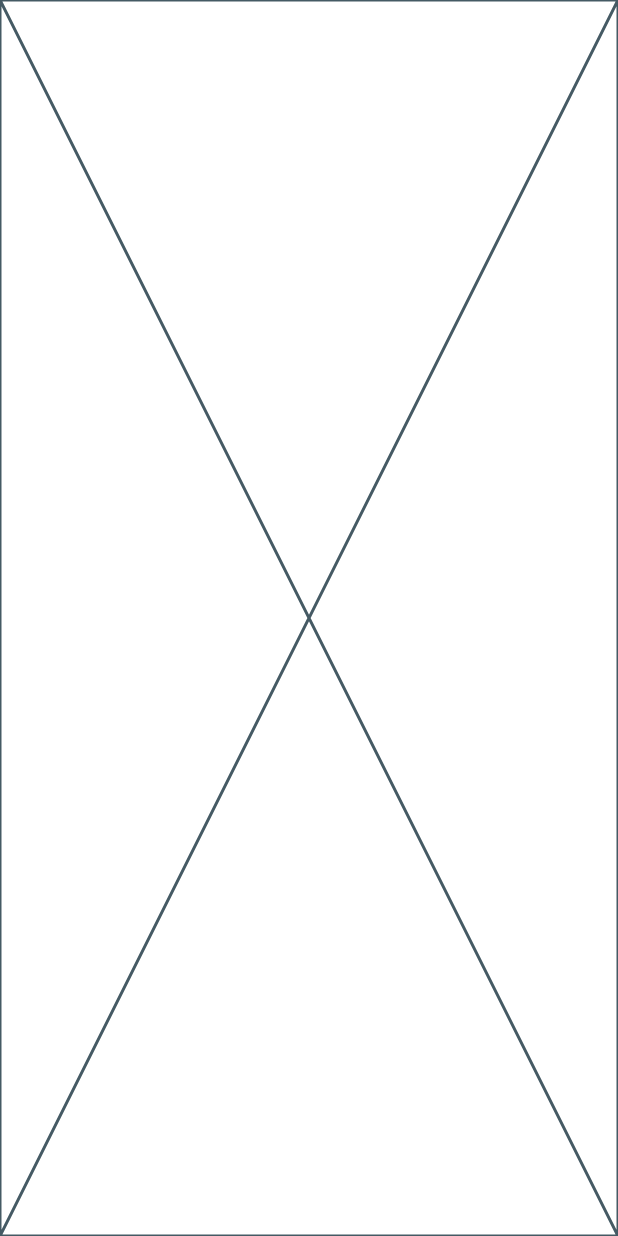
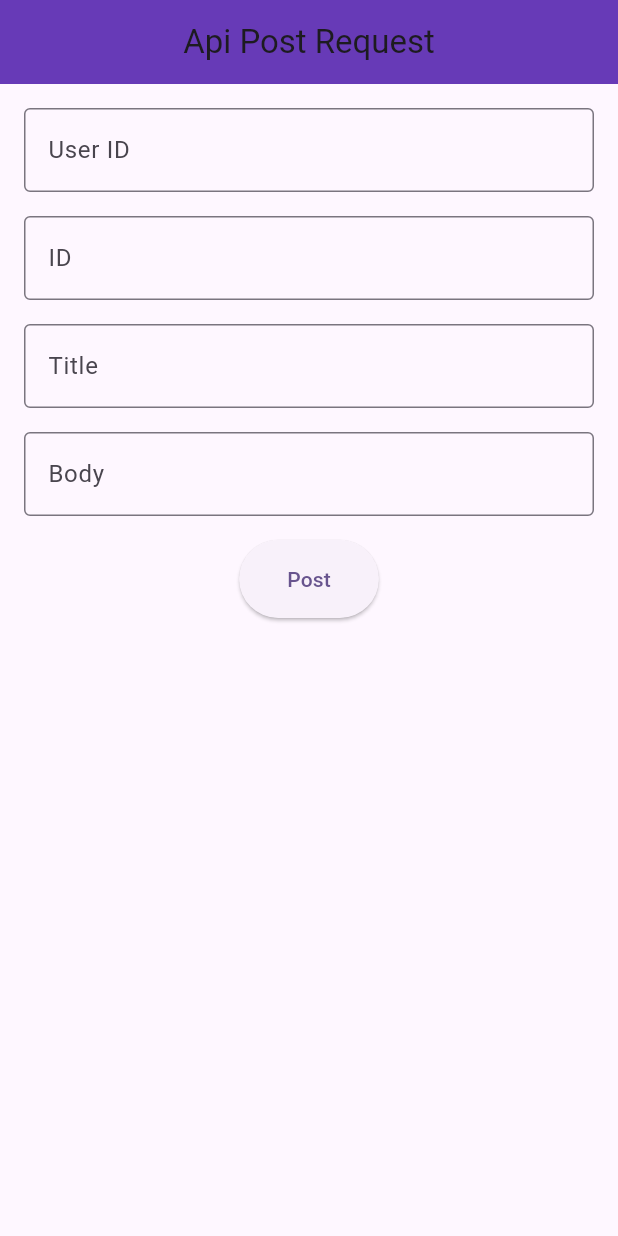
Before and after one commit to kushalchh07/Restful-Api, a Flutter app: the screen it shows after launch, on a phone screen of 412 x 824 dp. Run offline on Flutter 3.47's test engine with Material 3 defaults, Android fonts, the phone set to English and light mode, and no system bars; our stand-ins replace bloc, equatable, flutter_bloc, get, get_it.

Commit message:
Feat: Added posts blocs and ui changes

```diff
--- /dev/null
+++ b/api_post_request/lib/Repository/posts_repository.dart
@@ -0,0 +1,32 @@
+import 'dart:convert';
+import 'dart:developer';
+
+import 'package:api_post_request/model/posts_model.dart';
+import 'package:http/http.dart' as http;
+
+class PostsRepository {
+  String baseUrl = "https://jsonplaceholder.typicode.com/posts";
+
+  Future<List> postPosts(String? title, String? bodyposts, String? userId, String? id) async {
+    try {
+      var body = {"title": title, "body": bodyposts, "userId": userId, "id": id};
+      final response = await http.post(Uri.parse(baseUrl),body: body);
+
+      if (response.statusCode == 200) {
+        dynamic responseData = jsonDecode(response.body);
+        List<Postsmodel> list = [];
+        list.add(Postsmodel(
+            userId: responseData['userId'],
+            id: responseData['id'],
+            title: responseData['title'],
+            body: responseData['body']));
+        return list;
+      } else {
+        return [];
+      }
+    } catch (e) {
+      log(e.toString());
+      rethrow;
+    }
+  }
+}
--- a/api_post_request/lib/bloc/posts_bloc.dart
+++ b/api_post_request/lib/bloc/posts_bloc.dart
@@ -1,13 +1,37 @@
+// ignore_for_file: empty_catches
+
+import 'dart:async';
+
+import 'package:api_post_request/Repository/posts_repository.dart';
+import 'package:api_post_request/bloc/posts_state.dart';
 import 'package:bloc/bloc.dart';
 import 'package:meta/meta.dart';
 
 part 'posts_event.dart';
-part 'posts_state.dart';
 
 class PostsBloc extends Bloc<PostsEvent, PostsState> {
-  PostsBloc() : super(PostsInitial()) {
-    on<PostsEvent>((event, emit) {
-      // TODO: implement event handler
-    });
+  final PostsRepository postsRepository;
+  PostsBloc({required this.postsRepository}) : super(PostInitial()){
+    on<PostSubmitted>(_onPostSubmitted);
+    // on<CreatePost>(_onCreatePost);
+  }
+  //  void _onCreatePost(CreatePost event, Emitter<PostState> emit) async {
+  //   emit(PostLoading());
+  //   try {
+  //     await postsRepository.createPost(event.userId, event.id, event.title, event.body);
+  //     emit(PostSuccess());
+  //   } catch (_) {
+  //     emit(PostFailure());
+  //   }
+  // }
+
+  FutureOr<void> _onPostSubmitted(PostSubmitted event, Emitter<PostsState> emit) async{
+    emit(PostLoading());
+     try {
+      await postsRepository.postPosts(event.userId, event.id, event.title, event.body);
+      emit(PostSuccess());
+    } catch (_) {
+      emit(PostFailure());
+    }
   }
 }
--- a/api_post_request/lib/bloc/posts_event.dart
+++ b/api_post_request/lib/bloc/posts_event.dart
@@ -2,3 +2,11 @@ part of 'posts_bloc.dart';
 
 @immutable
 sealed class PostsEvent {}
+
+class PostSubmitted extends PostsEvent{
+  dynamic userId;
+  dynamic id;
+  dynamic title;
+  dynamic body;
+  PostSubmitted(this.userId, this.id, this.title, this.body);
+}
--- a/api_post_request/lib/bloc/posts_state.dart
+++ b/api_post_request/lib/bloc/posts_state.dart
@@ -1,6 +1,16 @@
-part of 'posts_bloc.dart';
+import 'package:equatable/equatable.dart';
 
-@immutable
-sealed class PostsState {}
+abstract class PostsState extends Equatable {
+  const PostsState();
 
-final class PostsInitial extends PostsState {}
+  @override
+  List<Object> get props => [];
+}
+
+class PostInitial extends PostsState {}
+
+class PostLoading extends PostsState {}
+
+class PostSuccess extends PostsState {}
+
+class PostFailure extends PostsState {}
--- a/api_post_request/lib/model/posts_model.dart
+++ b/api_post_request/lib/model/posts_model.dart
@@ -0,0 +1,63 @@
+import 'dart:convert';
+
+class Postsmodel {
+  final int userId;
+  final int id;
+  final String title;
+  final String body;
+
+  Postsmodel({
+    required this.userId,
+    required this.id,
+    required this.title,
+    required this.body,
+  });
+
+  // Factory constructor for creating a new `Postsmodel` instance from a map
+  factory Postsmodel.fromJson(Map<String, dynamic> json) {
+    return Postsmodel(
+      userId: json['userId'] as int,
+      id: json['id'] as int,
+      title: json['title'] as String,
+      body: json['body'] as String,
+    );
+  }
+
+  // Method for converting `Postsmodel` instance to a map
+  Map<String, dynamic> toJson() {
+    return {
+      'userId': userId,
+      'id': id,
+      'title': title,
+      'body': body,
+    };
+  }
+}
+
+// void main() {
+//   // Example JSON string
+//   const jsonString = '''
+//   {
+//     "userId": 1,
+//     "id": 1,
+//     "title": "Sample Title",
+//     "body": "This is a sample body text."
+//   }
+//   ''';
+
+//   // Deserialization: JSON string to Postsmodel instance
+//   final Map<String, dynamic> jsonMap = json.decode(jsonString);
+//   final post = Postsmodel.fromJson(jsonMap);
+
+//   print('Deserialized:');
+//   print('UserId: ${post.userId}');
+//   print('Id: ${post.id}');
+//   print('Title: ${post.title}');
+//   print('Body: ${post.body}');
+
+//   // Serialization: Postsmodel instance to JSON string
+//   final jsonStringOutput = json.encode(post.toJson());
+
+//   print('Serialized:');
+//   print(jsonStringOutput);
+// }
--- a/api_post_request/lib/pages/homepage.dart
+++ b/api_post_request/lib/pages/homepage.dart
@@ -1,4 +1,10 @@
+// ignore_for_file: prefer_const_constructors, prefer_const_literals_to_create_immutables
+
+import 'package:api_post_request/bloc/posts_bloc.dart';
+import 'package:api_post_request/bloc/posts_state.dart';
+import 'package:bloc/bloc.dart';
 import 'package:flutter/material.dart';
+import 'package:flutter_bloc/flutter_bloc.dart';
 
 class Homepage extends StatefulWidget {
   const Homepage({super.key});
@@ -8,8 +14,147 @@ class Homepage extends StatefulWidget {
 }
 
 class _HomepageState extends State<Homepage> {
+  final _formKey = GlobalKey<FormState>();
+  final _userIdController = TextEditingController();
+  final _idController = TextEditingController();
+  final _titleController = TextEditingController();
+  final _bodyController = TextEditingController();
+
+  @override
+  void dispose() {
+    _userIdController.dispose();
+    _idController.dispose();
+    _titleController.dispose();
+    _bodyController.dispose();
+    super.dispose();
+  }
+
+  void _post() {
+    if (_formKey.currentState?.validate() ?? false) {
+      final userId = _userIdController.text;
+      final id = _idController.text;
+      final title = _titleController.text;
+      final body = _bodyController.text;
+
+      BlocProvider.of<PostsBloc>(context)
+          .add(PostSubmitted(userId, id, title, body));
+      // Perform your POST operation here with the collected data
+      print('UserId: $userId, Id: $id, Title: $title, Body: $body');
+    }
+  }
+
   @override
   Widget build(BuildContext context) {
-    return const Placeholder();
+    return Scaffold(
+      appBar: AppBar(
+        title: Text("Api Post Request"),
+        centerTitle: true,
+        backgroundColor: Colors.deepPurple,
+      ),
+      body: Center(
+        child: Container(
+          child: Column(
+            children: [
+              Padding(
+                padding: const EdgeInsets.all(16.0),
+                child: Form(
+                  key: _formKey,
+                  child: Column(
+                    crossAxisAlignment: CrossAxisAlignment.start,
+                    children: [
+                      TextFormField(
+                        controller: _userIdController,
+                        keyboardType: TextInputType.number,
+                        decoration: InputDecoration(
+                          labelText: 'User ID',
+                          border: OutlineInputBorder(),
+                        ),
+                        validator: (value) {
+                          if (value == null || value.isEmpty) {
+                            return 'Please enter a User ID';
+                          }
+                          return null;
+                        },
+                      ),
+                      SizedBox(height: 16.0),
+                      TextFormField(
+                        controller: _idController,
+                        keyboardType: TextInputType.number,
+                        decoration: InputDecoration(
+                          labelText: 'ID',
+                          border: OutlineInputBorder(),
+                        ),
+                        validator: (value) {
+                          if (value == null || value.isEmpty) {
+                            return 'Please enter an ID';
+                          }
+                          return null;
+                        },
+                      ),
+                      SizedBox(height: 16.0),
+                      TextFormField(
+                        controller: _titleController,
+                        decoration: InputDecoration(
+                          labelText: 'Title',
+                          border: OutlineInputBorder(),
+                        ),
+                        validator: (value) {
+                          if (value == null || value.isEmpty) {
+                            return 'Please enter a Title';
+                          }
+                          return null;
+                        },
+                      ),
+                      SizedBox(height: 16.0),
+                      TextFormField(
+                        controller: _bodyController,
+                        decoration: InputDecoration(
+                          labelText: 'Body',
+                          border: OutlineInputBorder(),
+                        ),
+                        validator: (value) {
+                          if (value == null || value.isEmpty) {
+                            return 'Please enter a Body';
+                          }
+                          return null;
+                        },
+                      ),
+                      SizedBox(height: 16.0),
+                      Center(
+                        child: ElevatedButton(
+                          onPressed: _post,
+                          child: Text('Post'),
+                          style: ElevatedButton.styleFrom(
+                            padding: EdgeInsets.symmetric(
+                                horizontal: 32.0, vertical: 16.0),
+                          ),
+                        ),
+                      ),
+                      BlocBuilder<PostsBloc, PostsState>(
+                        builder: (context, state) {
+                          if (state is PostLoading) {
+                            return Center(child: CircularProgressIndicator());
+                          } else if (state is PostSuccess) {
+                            return Center(
+                                child: Text('Post successful!',
+                                    style: TextStyle(color: Colors.green)));
+                          } else if (state is PostFailure) {
+                            return Center(
+                                child: Text('Post failed!',
+                                    style: TextStyle(color: Colors.red)));
+                          } else {
+                            return Container();
+                          }
+                        },
+                      ),
+                    ],
+                  ),
+                ),
+              )
+            ],
+          ),
+        ),
+      ),
+    );
   }
 }
```
